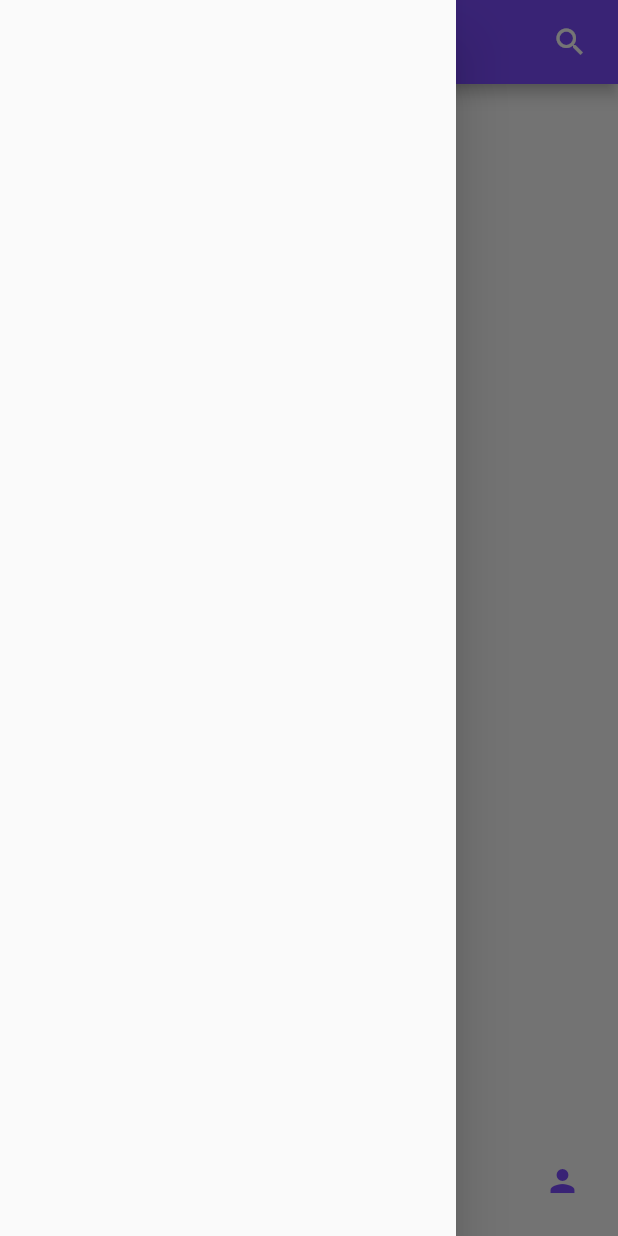
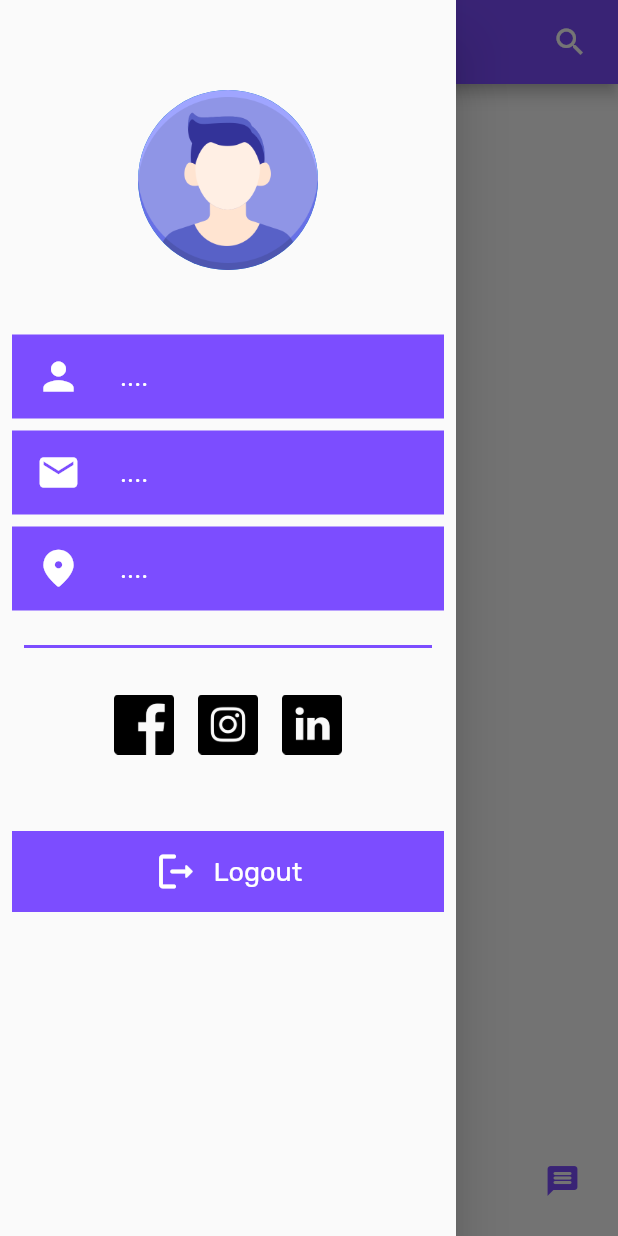
Before and after one commit to Redwan-Islam/fdapp, a Flutter app: the screen it shows after launch, with the side drawer open, on a phone screen of 412 x 824 dp. Run offline on Flutter 3.47's test engine with Material 2 defaults, Android fonts, the phone set to English and light mode, and no system bars; drawn by our look-alikes of google_nav_bar; our stand-ins replace lottie.

Commit message:
basicLayoutAdded

```diff
--- a/lib/constant/appdrawer.dart
+++ b/lib/constant/appdrawer.dart
@@ -1,3 +1,4 @@
+import 'package:fdapp/view/profile/profilePage.dart';
 import 'package:flutter/material.dart';
 
 class appDrawer extends StatelessWidget {
@@ -7,6 +8,8 @@ class appDrawer extends StatelessWidget {
 
   @override
   Widget build(BuildContext context) {
-    return const Drawer();
+    return const Drawer(
+      child: userProfile(),
+    );
   }
 }
--- a/lib/constant/bottombar.dart
+++ b/lib/constant/bottombar.dart
@@ -29,8 +29,8 @@ class Gbottombar extends StatelessWidget {
         ),
         GButton(
           iconColor: Colors.deepPurpleAccent,
-          icon: Icons.person,
-          text: 'Profile',
+          icon: Icons.message_rounded,
+          text: 'Messages',
         ),
       ],
     );
--- /dev/null
+++ b/lib/helpers/bigText.dart
@@ -0,0 +1,24 @@
+import 'package:flutter/cupertino.dart';
+import 'package:flutter/src/widgets/container.dart';
+import 'package:flutter/src/widgets/framework.dart';
+
+class bigText extends StatelessWidget {
+  final String text;
+  double size;
+  TextOverflow overflow;
+
+  bigText(
+      {super.key,
+      required this.text,
+      this.overflow = TextOverflow.ellipsis,
+      this.size = 22.0});
+
+  @override
+  Widget build(BuildContext context) {
+    return Text(
+      text,
+      overflow: overflow,
+      style: const TextStyle(fontFamily: 'Rubik', fontWeight: FontWeight.w400),
+    );
+  }
+}
--- a/lib/view/home/homePage.dart
+++ b/lib/view/home/homePage.dart
@@ -2,6 +2,7 @@ import 'dart:ui';
 
 import 'package:fdapp/constant/appdrawer.dart';
 import 'package:fdapp/constant/bottombar.dart';
+import 'package:fdapp/helpers/bigText.dart';
 import 'package:flutter/material.dart';
 import 'package:flutter/src/widgets/container.dart';
 import 'package:flutter/src/widgets/framework.dart';
@@ -23,10 +24,7 @@ class _homePageState extends State<homePage> {
       bottomNavigationBar: Gbottombar(),
       appBar: AppBar(
         backgroundColor: Colors.deepPurpleAccent,
-        title: const Text(
-          'FoodBuzz',
-          style: TextStyle(fontSize: 22),
-        ),
+        title: bigText(text: 'FoodBuzz'),
         actions: [
           Padding(
             padding: const EdgeInsets.all(8.0),
--- /dev/null
+++ b/lib/view/profile/profilePage.dart
@@ -0,0 +1,166 @@
+import 'package:fdapp/helpers/bigText.dart';
+import 'package:flutter/material.dart';
+
+class userProfile extends StatelessWidget {
+  const userProfile({
+    Key? key,
+  }) : super(key: key);
+
+  @override
+  Widget build(BuildContext context) {
+    return Column(
+      children: [
+        const SizedBox(
+          height: 60.0,
+        ),
+        const Center(
+          child: CircleAvatar(
+            radius: 60.0,
+            backgroundImage: AssetImage('assets/icons/profile.png'),
+          ),
+        ),
+        const SizedBox(
+          height: 35.0,
+        ),
+        Padding(
+          padding: const EdgeInsets.all(8.0),
+          child: Column(
+            mainAxisAlignment: MainAxisAlignment.center,
+            children: [
+              Container(
+                color: Colors.deepPurpleAccent,
+                child: const ListTile(
+                  leading: Icon(
+                    Icons.person,
+                    color: Colors.white,
+                    size: 30.0,
+                  ),
+                  title: Text(
+                    '....',
+                    style: TextStyle(
+                        fontSize: 18.0,
+                        fontWeight: FontWeight.w400,
+                        color: Colors.white),
+                  ),
+                ),
+              ),
+              const SizedBox(
+                height: 8.0,
+              ),
+              Container(
+                color: Colors.deepPurpleAccent,
+                child: const ListTile(
+                  leading: Icon(
+                    Icons.email,
+                    color: Colors.white,
+                    size: 30.0,
+                  ),
+                  title: Text(
+                    '....',
+                    style: TextStyle(
+                        fontSize: 18.0,
+                        fontWeight: FontWeight.w400,
+                        color: Colors.white),
+                  ),
+                ),
+              ),
+              const SizedBox(
+                height: 8.0,
+              ),
+              Container(
+                color: Colors.deepPurpleAccent,
+                child: const ListTile(
+                  leading: Icon(
+                    Icons.place_rounded,
+                    color: Colors.white,
+                    size: 30.0,
+                  ),
+                  title: Text(
+                    '....',
+                    style: TextStyle(
+                        fontSize: 18.0,
+                        fontWeight: FontWeight.w400,
+                        color: Colors.white),
+                  ),
+                ),
+              ),
+              const SizedBox(
+                height: 8.0,
+              ),
+              const Padding(
+                padding: EdgeInsets.all(8.0),
+                child: Divider(
+                  color: Colors.deepPurpleAccent,
+                  thickness: 2.0,
+                ),
+              ),
+              Padding(
+                padding: const EdgeInsets.all(8.0),
+                child: Center(
+                  child: Row(
+                    mainAxisAlignment: MainAxisAlignment.center,
+                    children: [
+                      Padding(
+                        padding: const EdgeInsets.all(8.0),
+                        child: Image.asset(
+                          'assets/icons/facebook.png',
+                          height: 40.0,
+                        ),
+                      ),
+                      Padding(
+                        padding: const EdgeInsets.all(8.0),
+                        child: Image.asset(
+                          'assets/icons/instagram.png',
+                          height: 40.0,
+                        ),
+                      ),
+                      Padding(
+                        padding: const EdgeInsets.all(8.0),
+                        child: Image.asset(
+                          'assets/icons/linkedin.png',
+                          height: 40.0,
+                        ),
+                      ),
+                    ],
+                  ),
+                ),
+              ),
+              const SizedBox(
+                height: 35.0,
+              ),
+              GestureDetector(
+                onTap: () {},
+                child: Container(
+                  color: Colors.deepPurpleAccent,
+                  child: Padding(
+                    padding: const EdgeInsets.all(12.0),
+                    child: Row(
+                      mainAxisAlignment: MainAxisAlignment.center,
+                      children: const [
+                        Icon(
+                          Icons.logout_rounded,
+                          size: 30.0,
+                          color: Colors.white,
+                        ),
+                        SizedBox(
+                          width: 10.0,
+                        ),
+                        Text(
+                          'Logout',
+                          style: TextStyle(
+                              fontFamily: 'Rubik',
+                              fontSize: 18.0,
+                              color: Colors.white),
+                        )
+                      ],
+                    ),
+                  ),
+                ),
+              )
+            ],
+          ),
+        ),
+      ],
+    );
+  }
+}
--- a/pubspec.yaml
+++ b/pubspec.yaml
@@ -64,6 +64,7 @@ flutter:
     - assets/
     - assets/images/
     - assets/lottieFiles/
+    - assets/icons/
   #   - images/a_dot_ham.jpeg
 
   # An image asset can refer to one or more resolution-specific "variants", see
```
Also changed, not shown: assets/icons/facebook.png (added), assets/icons/instagram.png (added), assets/icons/linkedin.png (added), assets/icons/profile.png (added).
